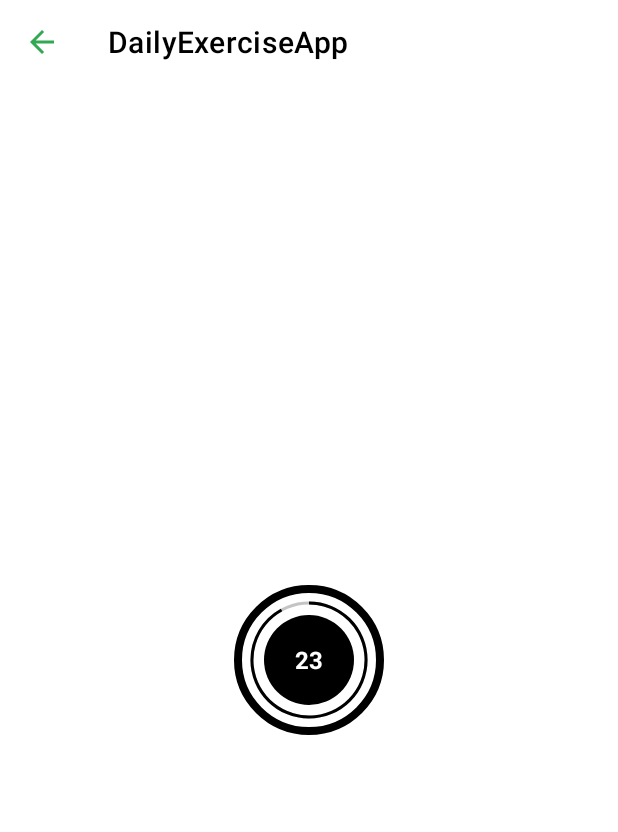
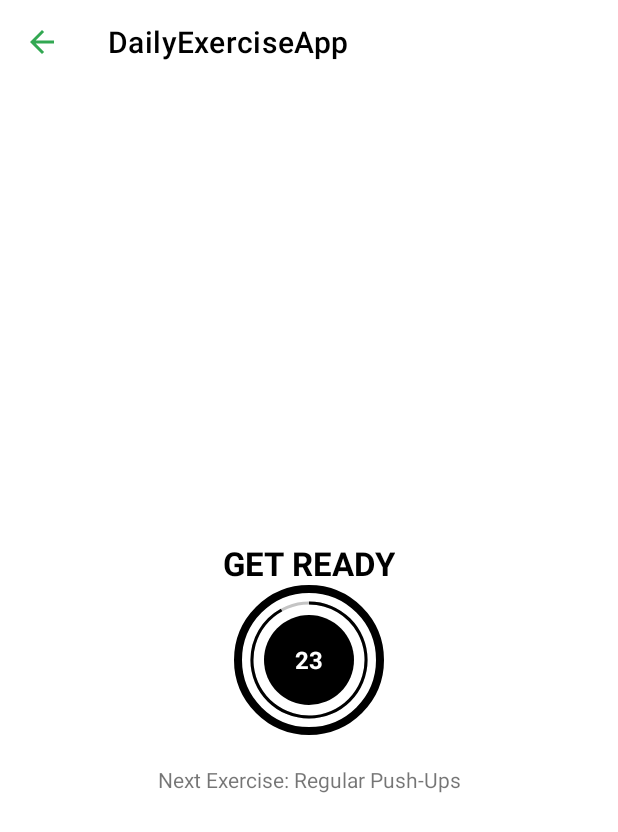
Before and after one commit to Banananabandit/DailyExerciseApp, an Android app: the ExerciseActivity screen opened directly, with no data from a screen before it, on a phone screen of 412 x 824 dp. Shown: the top 832 px of the screen. Run offline under Robolectric (Android 15) with nearby library versions, the phone set to English and light mode, and no system bars.

Commit message:
Adding upcoming exercise

```diff
--- a/app/src/main/java/android/banananabandit/dailyexerciseapp/ExerciseActivity.kt
+++ b/app/src/main/java/android/banananabandit/dailyexerciseapp/ExerciseActivity.kt
@@ -18,7 +18,7 @@ class ExerciseActivity : AppCompatActivity() {
     private var exerciseProgress = 0
 
     private var exerciseList : ArrayList<ExerciseModel>? = null
-    private var currentExercise = -1
+    private var currentExercise = 0
 
     override fun onCreate(savedInstanceState: Bundle?) {
         super.onCreate(savedInstanceState)
@@ -51,7 +51,6 @@ class ExerciseActivity : AppCompatActivity() {
             }
 
             override fun onFinish() {
-                currentExercise++
                 setUpExerciseView()
             }
 
@@ -70,6 +69,7 @@ class ExerciseActivity : AppCompatActivity() {
 
             override fun onFinish() {
                 if (currentExercise < exerciseList?.size!! - 1) {
+                    currentExercise++
                     setUpRestView()
                 }else {
                     Toast.makeText(this@ExerciseActivity, "Workout is finished!", Toast.LENGTH_SHORT).show()
@@ -86,11 +86,14 @@ class ExerciseActivity : AppCompatActivity() {
         binding.restText.visibility = View.VISIBLE
         binding.exerciseName.visibility = View.INVISIBLE
         binding.frameLayoutExercise.visibility = View.INVISIBLE
+        binding.nextExercise.visibility = View.VISIBLE
+        binding.nextExerciseLabel.visibility = View.VISIBLE
 
         if (restTimer != null) {
             restTimer?.cancel()
             restProgress = 0
         }
+        binding.nextExercise.text = exerciseList!![currentExercise].getName()
         setRestProgressBar()
     }
     private fun setUpExerciseView() {
@@ -98,6 +101,8 @@ class ExerciseActivity : AppCompatActivity() {
         binding.restText.visibility = View.INVISIBLE
         binding.exerciseName.visibility = View.VISIBLE
         binding.frameLayoutExercise.visibility = View.VISIBLE
+        binding.nextExercise.visibility = View.INVISIBLE
+        binding.nextExerciseLabel.visibility = View.INVISIBLE
 
         if (exerciseTimer != null) {
             exerciseTimer?.cancel()
--- a/app/src/main/java/android/banananabandit/dailyexerciseapp/MainActivity.kt
+++ b/app/src/main/java/android/banananabandit/dailyexerciseapp/MainActivity.kt
@@ -7,6 +7,7 @@ import android.os.Bundle
 import android.os.CountDownTimer
 import android.widget.FrameLayout
 import android.widget.Toast
+import androidx.appcompat.app.AppCompatDelegate
 
 class MainActivity : AppCompatActivity() {
 
@@ -14,6 +15,7 @@ class MainActivity : AppCompatActivity() {
 
     override fun onCreate(savedInstanceState: Bundle?) {
         super.onCreate(savedInstanceState)
+        AppCompatDelegate.setDefaultNightMode(AppCompatDelegate.MODE_NIGHT_NO);
         binding = ActivityMainBinding.inflate(layoutInflater)
         setContentView(binding.root)
 
--- a/app/src/main/res/layout/activity_exercise.xml
+++ b/app/src/main/res/layout/activity_exercise.xml
@@ -1,33 +1,10 @@
 <?xml version="1.0" encoding="utf-8"?>
-<androidx.constraintlayout.widget.ConstraintLayout
-    xmlns:android="http://schemas.android.com/apk/res/android"
+<androidx.constraintlayout.widget.ConstraintLayout xmlns:android="http://schemas.android.com/apk/res/android"
     xmlns:app="http://schemas.android.com/apk/res-auto"
     xmlns:tools="http://schemas.android.com/tools"
     android:layout_width="match_parent"
     android:layout_height="match_parent"
     tools:context=".ExerciseActivity">
-
-    <androidx.appcompat.widget.Toolbar
-        app:layout_constraintTop_toTopOf="parent"
-        android:id="@+id/exerciseActionBar"
-        android:theme="@style/ToolbarTheme"
-        android:layout_width="match_parent"
-        android:layout_height="?android:attr/actionBarSize"
-        android:background="@color/white"
-        app:titleTextColor="@color/black"
-        />
-
-    <TextView
-        android:id="@+id/rest_text"
-        android:layout_width="wrap_content"
-        android:layout_height="wrap_content"
-        android:text="GET READY"
-        android:textColor="@color/white"
-        android:textSize="22sp"
-        android:textStyle="bold"
-        app:layout_constraintBottom_toTopOf="@+id/frameLayoutRest"
-        app:layout_constraintEnd_toEndOf="parent"
-        app:layout_constraintStart_toStartOf="parent" />
 
     <FrameLayout
         android:id="@+id/frameLayoutRest"
@@ -40,90 +17,140 @@
         app:layout_constraintStart_toStartOf="parent"
         app:layout_constraintTop_toBottomOf="@+id/exerciseActionBar">
 
-        <ProgressBar
-            android:id="@+id/progress_bar"
-            android:layout_width="100dp"
-            android:layout_height="100dp"
-            style="?android:attr/progressBarStyleHorizontal"
-            android:layout_gravity="center"
-            android:background="@drawable/circular_progress_grey"
-            android:progressDrawable="@drawable/circular_progress_bar"
-            android:indeterminate="false"
-            android:max="25"
-            android:progress="100"
-            android:rotation="-90"/>
         <LinearLayout
             android:layout_width="60dp"
             android:layout_height="60dp"
             android:layout_gravity="center"
             android:background="@drawable/item_circular_color_accent_background"
             android:gravity="center">
+
             <TextView
                 android:id="@+id/rest_timer"
                 android:layout_width="wrap_content"
                 android:layout_height="wrap_content"
+                android:text="00:00"
                 android:textColor="@color/white"
-                android:text="00:00"
                 android:textSize="16sp"
-                android:textStyle="bold"/>
+                android:textStyle="bold" />
 
         </LinearLayout>
+
+        <ProgressBar
+            android:id="@+id/progress_bar"
+            style="?android:attr/progressBarStyleHorizontal"
+            android:layout_width="100dp"
+            android:layout_height="100dp"
+            android:layout_gravity="center"
+            android:background="@drawable/circular_progress_grey"
+            android:indeterminate="false"
+            android:max="25"
+            android:progress="100"
+            android:progressDrawable="@drawable/circular_progress_bar"
+            android:rotation="-90" />
     </FrameLayout>
+
+    <FrameLayout
+        android:id="@+id/frameLayoutExercise"
+        android:layout_width="100dp"
+        android:layout_height="100dp"
+        android:layout_margin="10dp"
+        android:background="@drawable/item_circular_colour_accent_border"
+        android:visibility="gone"
+        app:layout_constraintBottom_toBottomOf="parent"
+        app:layout_constraintEnd_toEndOf="parent"
+        app:layout_constraintStart_toStartOf="parent"
+        app:layout_constraintTop_toBottomOf="@+id/exerciseActionBar"
+        tools:visibility="visible">
+
+
+        <LinearLayout
+            android:layout_width="60dp"
+            android:layout_height="60dp"
+            android:layout_gravity="center"
+            android:background="@drawable/item_circular_color_accent_background"
+            android:gravity="center">
+
+            <TextView
+                android:id="@+id/exercise_timer"
+                android:layout_width="wrap_content"
+                android:layout_height="wrap_content"
+                android:text="00:00"
+                android:textColor="@color/white"
+                android:textSize="16sp"
+                android:textStyle="bold" />
+
+        </LinearLayout>
+
+        <ProgressBar
+            android:id="@+id/progress_bar_exercise"
+            style="?android:attr/progressBarStyleHorizontal"
+            android:layout_width="100dp"
+            android:layout_height="100dp"
+            android:layout_gravity="center"
+            android:background="@drawable/circular_progress_grey"
+            android:indeterminate="false"
+            android:max="25"
+            android:progress="100"
+            android:progressDrawable="@drawable/circular_progress_bar"
+            android:rotation="-90" />
+    </FrameLayout>
+
+    <LinearLayout
+        android:id="@+id/linearLayout"
+        android:layout_width="wrap_content"
+        android:layout_height="wrap_content"
+        android:orientation="horizontal"
+        app:layout_constraintEnd_toEndOf="parent"
+        app:layout_constraintStart_toStartOf="parent"
+        app:layout_constraintTop_toBottomOf="@+id/frameLayoutRest">
+
+        <TextView
+            android:id="@+id/next_exercise_label"
+            android:layout_width="wrap_content"
+            android:layout_height="wrap_content"
+            android:layout_marginTop="20dp"
+            android:text="Next Exercise: " />
+
+        <TextView
+            android:id="@+id/next_exercise"
+            android:layout_width="wrap_content"
+            android:layout_height="wrap_content"
+            android:layout_marginTop="20dp"
+            android:text="Exercise" />
+    </LinearLayout>
 
     <TextView
         android:id="@+id/exercise_name"
         android:layout_width="wrap_content"
         android:layout_height="wrap_content"
         android:text="Exercise Name Here"
-        android:textColor="@color/white"
+        android:textColor="@color/black"
         android:textSize="22sp"
         android:textStyle="bold"
         app:layout_constraintBottom_toTopOf="@+id/frameLayoutRest"
         app:layout_constraintEnd_toEndOf="parent"
         app:layout_constraintStart_toStartOf="parent" />
 
-    <FrameLayout
-        android:id="@+id/frameLayoutExercise"
-        tools:visibility="visible"
-        android:visibility="gone"
-        android:layout_width="100dp"
-        android:layout_height="100dp"
-        android:layout_margin="10dp"
-        android:background="@drawable/item_circular_colour_accent_border"
-        app:layout_constraintBottom_toBottomOf="parent"
+    <TextView
+        android:id="@+id/rest_text"
+        android:layout_width="wrap_content"
+        android:layout_height="wrap_content"
+        android:text="GET READY"
+        android:textColor="@color/black"
+        android:textSize="22sp"
+        android:textStyle="bold"
+        app:layout_constraintBottom_toTopOf="@+id/frameLayoutRest"
         app:layout_constraintEnd_toEndOf="parent"
-        app:layout_constraintStart_toStartOf="parent"
-        app:layout_constraintTop_toBottomOf="@+id/exerciseActionBar">
+        app:layout_constraintStart_toStartOf="parent" />
 
 
 
-        <ProgressBar
-            android:id="@+id/progress_bar_exercise"
-            android:layout_width="100dp"
-            android:layout_height="100dp"
-            style="?android:attr/progressBarStyleHorizontal"
-            android:layout_gravity="center"
-            android:background="@drawable/circular_progress_grey"
-            android:progressDrawable="@drawable/circular_progress_bar"
-            android:indeterminate="false"
-            android:max="25"
-            android:progress="100"
-            android:rotation="-90"/>
-        <LinearLayout
-            android:layout_width="60dp"
-            android:layout_height="60dp"
-            android:layout_gravity="center"
-            android:background="@drawable/item_circular_color_accent_background"
-            android:gravity="center">
-            <TextView
-                android:id="@+id/exercise_timer"
-                android:layout_width="wrap_content"
-                android:layout_height="wrap_content"
-                android:textColor="@color/white"
-                android:text="00:00"
-                android:textSize="16sp"
-                android:textStyle="bold"/>
-
-        </LinearLayout>
-    </FrameLayout>
+    <androidx.appcompat.widget.Toolbar
+        android:id="@+id/exerciseActionBar"
+        android:layout_width="match_parent"
+        android:layout_height="?android:attr/actionBarSize"
+        android:background="@color/white"
+        android:theme="@style/ToolbarTheme"
+        app:layout_constraintTop_toTopOf="parent"
+        app:titleTextColor="@color/black" />
 </androidx.constraintlayout.widget.ConstraintLayout>
```
